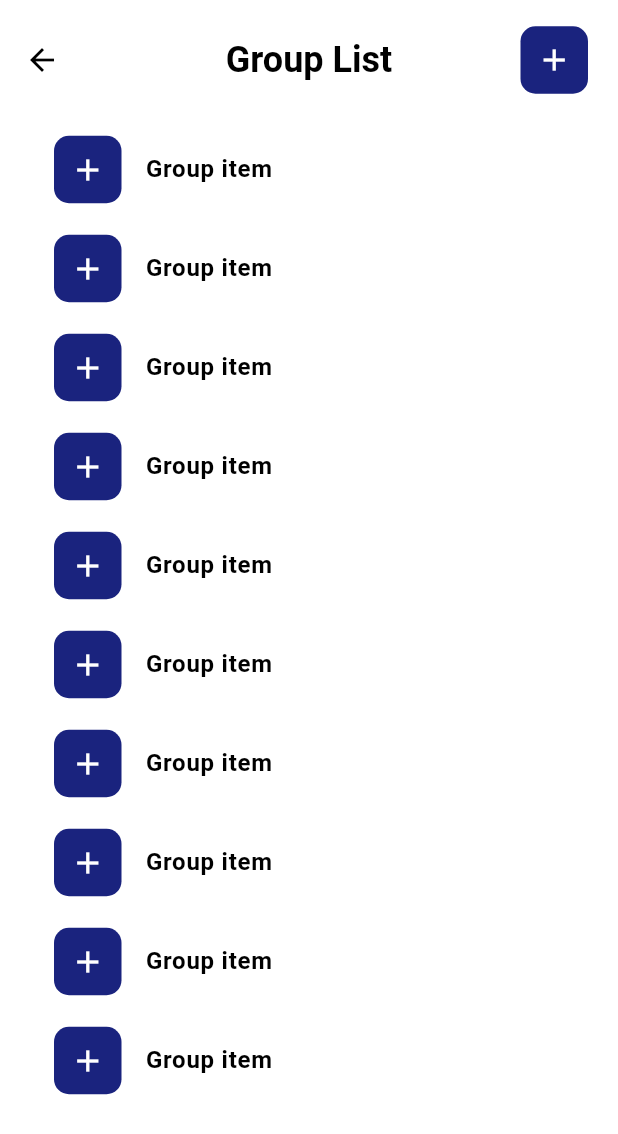
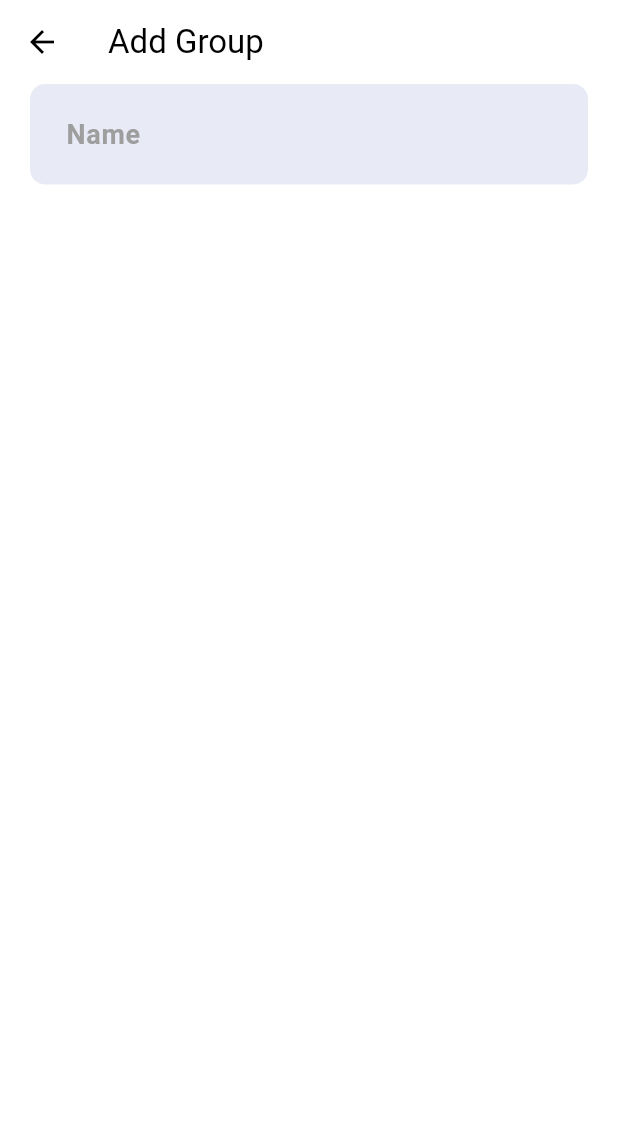
Before and after one commit to Gepeet/todo-week1, a Flutter app: the GroupListPage screen opened directly, after a tap on the "add" icon, on a phone screen of 412 x 824 dp. Shown: the top 1134 px of the screen. Run offline on Flutter 3.47's test engine with Material 3 defaults, Android fonts, the phone set to English and light mode, and no system bars.

Commit message:
done and incomplete

```diff
--- a/lib/pages/add_group_page.dart
+++ b/lib/pages/add_group_page.dart
@@ -0,0 +1,65 @@
+import 'package:flutter/material.dart';
+
+class AddGroupPage extends StatefulWidget{
+   const AddGroupPage({super.key});
+
+   @override
+   AddGroupState createState() => AddGroupState();
+}
+
+class AddGroupState extends State<AddGroupPage>{
+
+   final groupNameController = TextEditingController();
+   String? icon;
+
+
+   @override
+   void dispose() {
+      groupNameController.dispose();
+      super.dispose();
+   }
+
+   @override
+   Widget build(BuildContext context){
+      return SafeArea(
+         child: Scaffold(
+            appBar: AppBar(
+               title:const Text('Add Group')
+            ),
+            body:Column(
+              children:[
+            Padding(
+               padding: const EdgeInsets.symmetric(horizontal: 20),
+               child:
+                  Container(
+                    decoration: BoxDecoration(
+                        color: Theme.of(context).colorScheme.primaryContainer,
+                        borderRadius: BorderRadius.circular(10)),
+                    child: Padding(
+                      padding: const EdgeInsets.all(20),
+                      child: TextField(
+                          controller: groupNameController,
+                          decoration: InputDecoration.collapsed(
+                              filled: true,
+                              fillColor: Theme.of(context)
+                                  .colorScheme
+                                  .primaryContainer,
+                              hintText: 'Name',
+                              hintStyle: TextStyle(
+                                  color: Theme.of(context)
+                                      .colorScheme
+                                      .onTertiaryContainer,
+                                  fontSize: 18,
+                                  fontWeight: FontWeight.w700))),
+                    ),
+                  ),
+            ),
+
+              ]
+
+            )
+
+         )
+      );
+   }
+}
--- a/lib/pages/group_list_page.dart
+++ b/lib/pages/group_list_page.dart
@@ -1,4 +1,5 @@
 import 'package:flutter/material.dart';
+import 'package:todo_week1/pages/add_group_page.dart';
 
 class GroupListPage extends StatelessWidget{
    const GroupListPage({super.key});
@@ -34,13 +35,21 @@ class GroupListPage extends StatelessWidget{
                         IconButton(
                         color: Theme.of(context).colorScheme.secondary,
                   icon:const Icon(Icons.add),
-                  onPressed:(){}
+                  onPressed:(){
+                              Navigator.of(context).push(
+                                 MaterialPageRoute(
+                                    builder: (context) => const AddGroupPage()
+                                 )
+                              );
+                           }
                ),
                   )
                   ),
                ],
             ),
-            body: Expanded(
+            body: Column(
+               children:[
+               Expanded(
                child:
                Padding(
                   padding:const EdgeInsets.symmetric(horizontal:20),
@@ -81,6 +90,9 @@ class GroupListPage extends StatelessWidget{
                ),
 
             )
+               ]
+
+            )
          )
       );
    }
```
